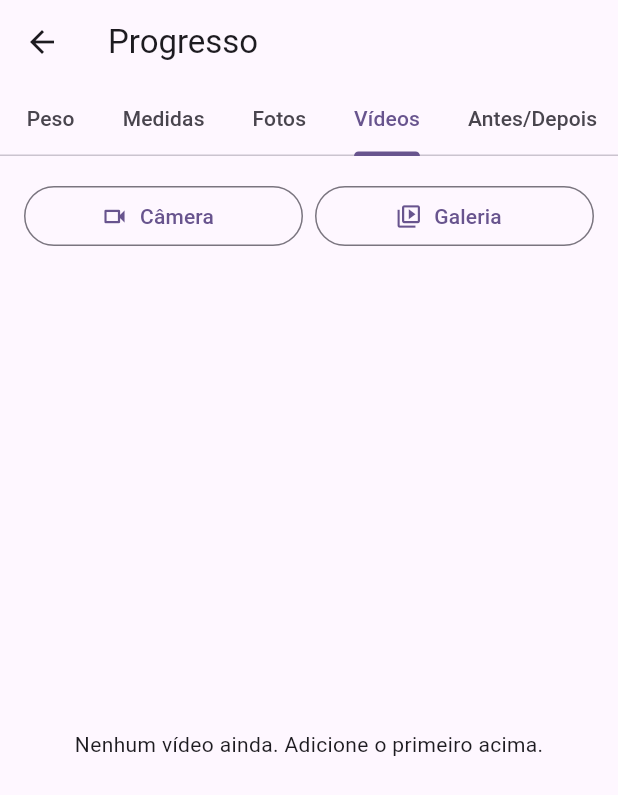
After one commit to projetosales17-cloud/app-personal-trainer, a Flutter app: the ProgressoScreen screen opened directly, tab 4 chosen, after a tap on "Câmera", on a phone screen of 412 x 824 dp. The commit adds this screen. Shown: the top 795 px of the screen. Run offline on Flutter 3.47's test engine with Material 3 defaults, Android fonts, the phone set to English and light mode, and no system bars; our stand-ins replace image_picker, shared_preferences, video_player; accounts and stored records are empty.

Commit message:
Adiciona vídeos de progresso e timeline antes/depois (#21)
Aba "Vídeos" em Progresso: Câmera/Galeria (image_picker.pickVideo,
limite de 60s) para registrar um vídeo curto, copiado para pasta
própria do app (mesmo padrão de fotos). Lista mostra data + ícone
genérico (sem miniatura ainda). Reprodução em VideoDetalheScreen via
video_player (segunda dependência externa do projeto), com play/pause
simples.

Aba "Antes/Depois": compara a foto mais antiga com a mais recente
registradas na aba Fotos, lado a lado com as datas. Não é uma timeline
completa com todas as fotos intermediárias — só o comparativo de
pontas que o briefing do produto descreve.

ProgressoRepository ganha registrarVideo/listarVideos, reaproveitando
o mesmo diretório base injetável dos métodos de foto (refatorado
_pastaFotos/_pastaVideos para um _pasta(nome) comum).

Build Android debug confirmado de novo com a nova dependência.
VideoDetalheScreen (reprodução real) não tem teste automatizado —
video_player precisa de platform channel real, indisponível no
ambiente de teste (mesma limitação já documentada para o build iOS).

Co-authored-by: projetosales17-cloud <projetosales17-cloud@users.noreply.github.com>

```diff
--- /dev/null
+++ b/lib/models/registro_video.dart
@@ -0,0 +1,19 @@
+/// Um registro de vídeo curto de progresso. O arquivo em si fica salvo
+/// localmente no aparelho (sem custo de nuvem, ver briefing do produto) —
+/// este modelo só guarda a data e o caminho do arquivo.
+class RegistroVideo {
+  const RegistroVideo({required this.data, required this.caminhoArquivo});
+
+  final DateTime data;
+  final String caminhoArquivo;
+
+  Map<String, dynamic> toJson() => {
+    'data': data.toIso8601String(),
+    'caminhoArquivo': caminhoArquivo,
+  };
+
+  factory RegistroVideo.fromJson(Map<String, dynamic> json) => RegistroVideo(
+    data: DateTime.parse(json['data'] as String),
+    caminhoArquivo: json['caminhoArquivo'] as String,
+  );
+}
--- a/lib/screens/progresso_screen.dart
+++ b/lib/screens/progresso_screen.dart
@@ -1,26 +1,29 @@
 import 'package:flutter/material.dart';
 
+import 'antes_depois_view.dart';
 import 'registro_fotos_view.dart';
 import 'registro_medidas_view.dart';
 import 'registro_peso_view.dart';
+import 'registro_videos_view.dart';
 
-/// Vídeos e timeline antes/depois ainda não foram implementados (ver
-/// briefing do produto).
 class ProgressoScreen extends StatelessWidget {
   const ProgressoScreen({super.key});
 
   @override
   Widget build(BuildContext context) {
     return DefaultTabController(
-      length: 3,
+      length: 5,
       child: Scaffold(
         appBar: AppBar(
           title: const Text('Progresso'),
           bottom: const TabBar(
+            isScrollable: true,
             tabs: [
               Tab(text: 'Peso'),
               Tab(text: 'Medidas'),
               Tab(text: 'Fotos'),
+              Tab(text: 'Vídeos'),
+              Tab(text: 'Antes/Depois'),
             ],
           ),
         ),
@@ -29,6 +32,8 @@ class ProgressoScreen extends StatelessWidget {
             RegistroPesoView(),
             RegistroMedidasView(),
             RegistroFotosView(),
+            RegistroVideosView(),
+            AntesDepoisView(),
           ],
         ),
       ),
--- /dev/null
+++ b/lib/screens/registro_videos_view.dart
@@ -0,0 +1,119 @@
+import 'dart:io';
+
+import 'package:flutter/material.dart';
+import 'package:image_picker/image_picker.dart';
+
+import '../models/registro_video.dart';
+import '../services/progresso_repository.dart';
+import 'video_detalhe_screen.dart';
+
+typedef SelecionarVideo = Future<String?> Function(ImageSource fonte);
+
+Future<String?> _selecionarVideoPadrao(ImageSource fonte) async {
+  final arquivo = await ImagePicker().pickVideo(
+    source: fonte,
+    maxDuration: const Duration(seconds: 60),
+  );
+  return arquivo?.path;
+}
+
+class RegistroVideosView extends StatefulWidget {
+  RegistroVideosView({
+    super.key,
+    ProgressoRepository? repositorio,
+    SelecionarVideo? selecionarVideo,
+  }) : repositorio = repositorio ?? ProgressoRepository(),
+       selecionarVideo = selecionarVideo ?? _selecionarVideoPadrao;
+
+  final ProgressoRepository repositorio;
+  final SelecionarVideo selecionarVideo;
+
+  @override
+  State<RegistroVideosView> createState() => _RegistroVideosViewState();
+}
+
+class _RegistroVideosViewState extends State<RegistroVideosView> {
+  late Future<List<RegistroVideo>> _videosFuture = widget.repositorio.listarVideos();
+
+  Future<void> _adicionar(ImageSource fonte) async {
+    final caminho = await widget.selecionarVideo(fonte);
+    if (caminho == null) return;
+
+    await widget.repositorio.registrarVideo(File(caminho));
+    setState(() {
+      _videosFuture = widget.repositorio.listarVideos();
+    });
+  }
+
+  String _formatarData(DateTime data) {
+    final dia = data.day.toString().padLeft(2, '0');
+    final mes = data.month.toString().padLeft(2, '0');
+    return '$dia/$mes/${data.year}';
+  }
+
+  @override
+  Widget build(BuildContext context) {
+    return Padding(
+      padding: const EdgeInsets.all(16),
+      child: Column(
+        children: [
+          Row(
+            children: [
+              Expanded(
+                child: OutlinedButton.icon(
+                  key: const Key('botao-camera-video'),
+                  onPressed: () => _adicionar(ImageSource.camera),
+                  icon: const Icon(Icons.videocam_outlined),
+                  label: const Text('Câmera'),
+                ),
+              ),
+              const SizedBox(width: 8),
+              Expanded(
+                child: OutlinedButton.icon(
+                  key: const Key('botao-galeria-video'),
+                  onPressed: () => _adicionar(ImageSource.gallery),
+                  icon: const Icon(Icons.video_library_outlined),
+                  label: const Text('Galeria'),
+                ),
+              ),
+            ],
+          ),
+          const SizedBox(height: 16),
+          Expanded(
+            child: FutureBuilder<List<RegistroVideo>>(
+              future: _videosFuture,
+              builder: (context, snapshot) {
+                if (snapshot.connectionState != ConnectionState.done) {
+                  return const Center(child: CircularProgressIndicator());
+                }
+
+                final videos = (snapshot.data ?? const <RegistroVideo>[]).reversed.toList();
+                if (videos.isEmpty) {
+                  return const Center(
+                    child: Text('Nenhum vídeo ainda. Adicione o primeiro acima.'),
+                  );
+                }
+
+                return ListView.builder(
+                  key: const Key('lista-videos'),
+                  itemCount: videos.length,
+                  itemBuilder: (context, indice) {
+                    final video = videos[indice];
+                    return ListTile(
+                      leading: const Icon(Icons.play_circle_outline),
+                      title: Text(_formatarData(video.data)),
+                      trailing: const Icon(Icons.chevron_right),
+                      onTap: () => Navigator.of(context).push(
+                        MaterialPageRoute(builder: (_) => VideoDetalheScreen(video: video)),
+                      ),
+                    );
+                  },
+                );
+              },
+            ),
+          ),
+        ],
+      ),
+    );
+  }
+}
--- a/lib/services/progresso_repository.dart
+++ b/lib/services/progresso_repository.dart
@@ -7,9 +7,11 @@ import 'package:shared_preferences/shared_preferences.dart';
 import '../models/registro_foto.dart';
 import '../models/registro_medidas.dart';
 import '../models/registro_peso.dart';
+import '../models/registro_video.dart';
 
-/// Persiste os registros de peso, medidas e fotos localmente no aparelho
-/// (sem backend por enquanto, sem custo de nuvem), como a anamnese.
+/// Persiste os registros de peso, medidas, fotos e vídeos localmente no
+/// aparelho (sem backend por enquanto, sem custo de nuvem), como a
+/// anamnese.
 class ProgressoRepository {
   ProgressoRepository({Future<Directory> Function()? resolverDiretorioBase})
     : _resolverDiretorioBase = resolverDiretorioBase ?? getApplicationDocumentsDirectory;
@@ -19,6 +21,7 @@ class ProgressoRepository {
   static const _chave = 'registros_peso';
   static const _chaveMedidas = 'registros_medidas';
   static const _chaveFotos = 'registros_fotos';
+  static const _chaveVideos = 'registros_videos';
 
   Future<void> registrarPeso(double pesoKg, {DateTime? data}) async {
     final registros = await listarPesos()
@@ -107,9 +110,48 @@ class ProgressoRepository {
     ];
   }
 
-  Future<Directory> _pastaFotos() async {
+  Future<Directory> _pastaFotos() => _pasta('fotos_progresso');
+
+  /// Copia o arquivo de origem para uma pasta própria do app e registra o
+  /// vídeo de progresso. Sem geração de miniatura ainda — a grade mostra
+  /// só um ícone genérico + data (ver briefing do produto).
+  Future<RegistroVideo> registrarVideo(File arquivoOrigem) async {
+    final pasta = await _pastaVideos();
+    final registrosExistentes = await listarVideos();
+
+    final pontoExtensao = arquivoOrigem.path.lastIndexOf('.');
+    final extensao = pontoExtensao == -1 ? '' : arquivoOrigem.path.substring(pontoExtensao);
+    final nomeArquivo =
+        '${DateTime.now().microsecondsSinceEpoch}_${registrosExistentes.length}$extensao';
+    final destino = await arquivoOrigem.copy('${pasta.path}/$nomeArquivo');
+
+    final registro = RegistroVideo(data: DateTime.now(), caminhoArquivo: destino.path);
+    final registros = registrosExistentes..add(registro);
+
+    final prefs = await SharedPreferences.getInstance();
+    await prefs.setString(
+      _chaveVideos,
+      jsonEncode([for (final item in registros) item.toJson()]),
+    );
+    return registro;
+  }
+
+  Future<List<RegistroVideo>> listarVideos() async {
+    final prefs = await SharedPreferences.getInstance();
+    final bruto = prefs.getString(_chaveVideos);
+    if (bruto == null) return [];
+
+    final lista = jsonDecode(bruto) as List;
+    return [
+      for (final item in lista) RegistroVideo.fromJson(item as Map<String, dynamic>),
+    ];
+  }
+
+  Future<Directory> _pastaVideos() => _pasta('videos_progresso');
+
+  Future<Directory> _pasta(String nome) async {
     final base = await _resolverDiretorioBase();
-    final pasta = Directory('${base.path}/fotos_progresso');
+    final pasta = Directory('${base.path}/$nome');
     if (!pasta.existsSync()) {
       pasta.createSync(recursive: true);
     }
--- a/pubspec.yaml
+++ b/pubspec.yaml
@@ -37,6 +37,7 @@ dependencies:
   shared_preferences: ^2.5.5
   image_picker: ^1.2.3
   path_provider: ^2.1.6
+  video_player: ^2.13.0
 
 dev_dependencies:
   flutter_test:
```
Also changed, not shown: lib/screens/antes_depois_view.dart (added, +94 -0 lines), lib/screens/video_detalhe_screen.dart (added, +79 -0 lines), pubspec.lock, 6 other files.
